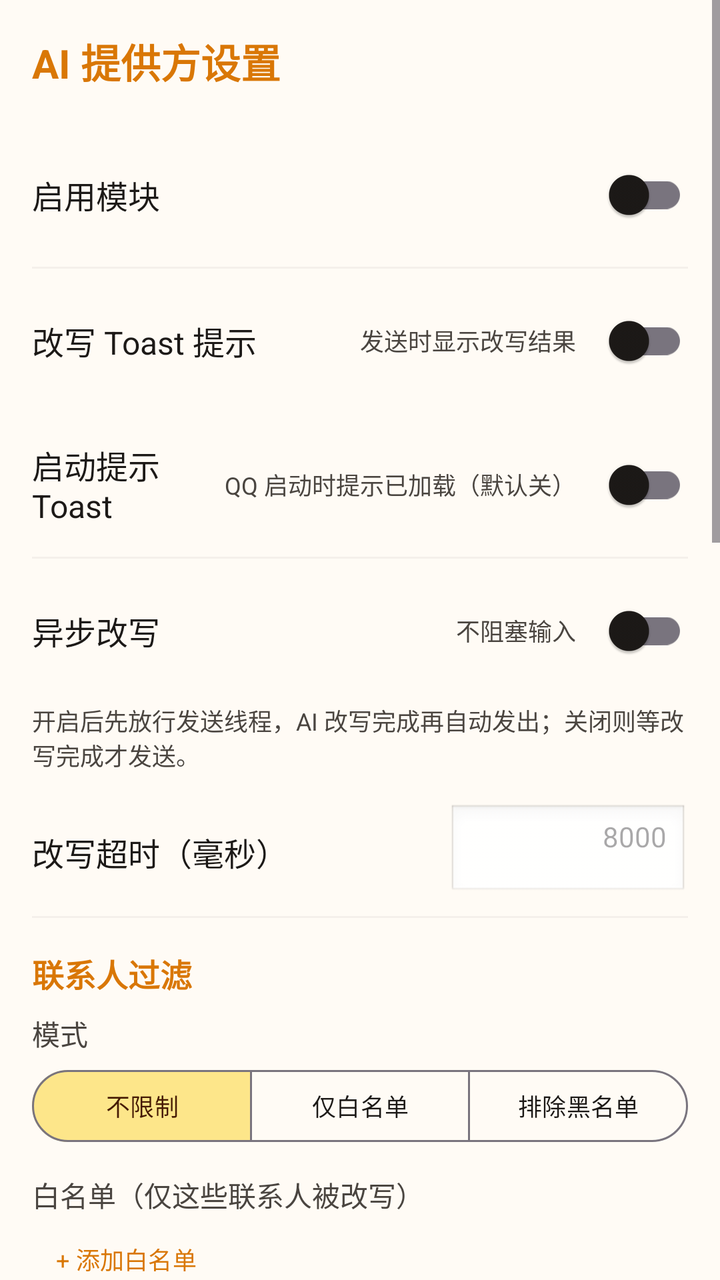
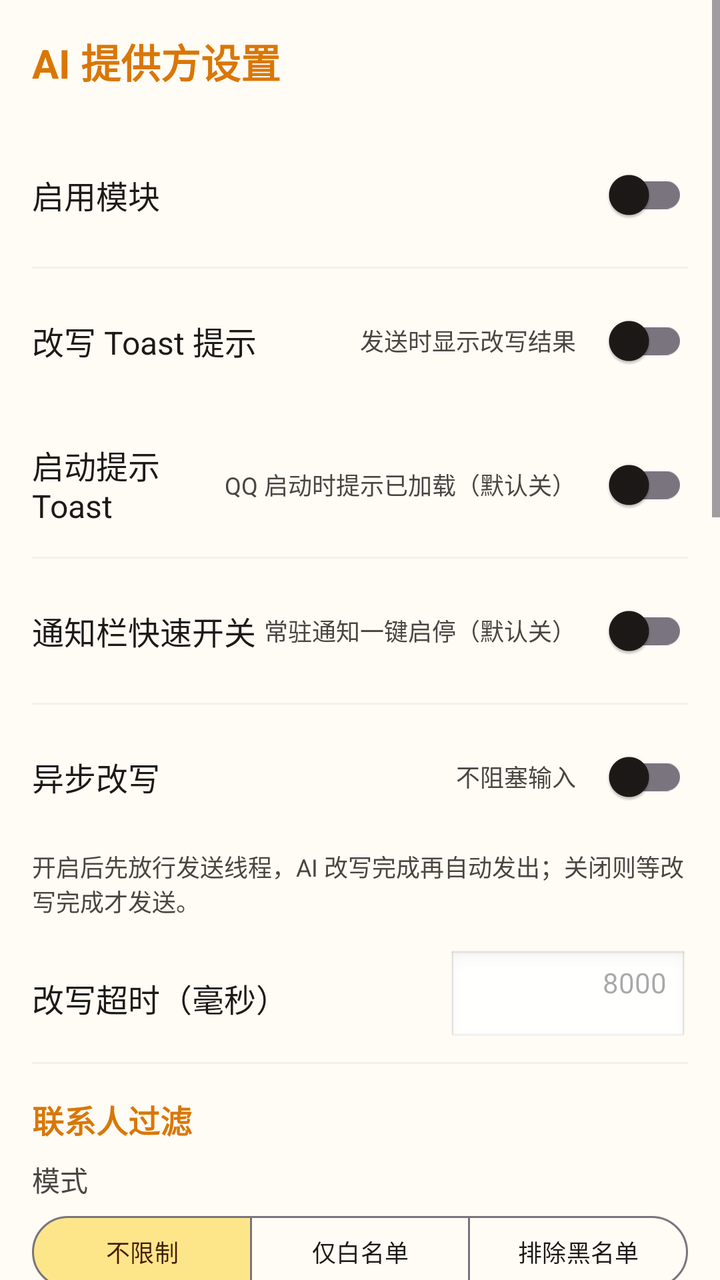

Compare the two renders of this Android layout. The source of the first and the diff that turns it into the second are given below.
<!-- AndroidManifest.xml: application theme Theme.NekoRewrite -->
<!-- res/layout/fragment_settings.xml -->
<?xml version="1.0" encoding="utf-8"?>
<ScrollView xmlns:android="http://schemas.android.com/apk/res/android"
    xmlns:app="http://schemas.android.com/apk/res-auto"
    android:layout_width="match_parent"
    android:layout_height="match_parent"
    android:fillViewport="true"
    android:background="@color/md_theme_background">

    <LinearLayout
        android:layout_width="match_parent"
        android:layout_height="wrap_content"
        android:orientation="vertical"
        android:padding="16dp">

        <TextView
            android:layout_width="match_parent"
            android:layout_height="wrap_content"
            android:text="AI 提供方设置"
            android:textSize="20sp"
            android:textStyle="bold"
            android:textColor="@color/md_theme_primary"
            android:paddingBottom="16dp" />

        
        <LinearLayout
            android:layout_width="match_parent"
            android:layout_height="wrap_content"
            android:orientation="horizontal"
            android:gravity="center_vertical"
            android:paddingVertical="12dp">
            <TextView
                android:layout_width="0dp"
                android:layout_height="wrap_content"
                android:layout_weight="1"
                android:text="启用模块"
                android:textSize="16sp"
                android:textColor="@color/md_theme_on_surface" />
            <com.google.android.material.switchmaterial.SwitchMaterial
                android:id="@+id/switch_enabled"
                android:layout_width="wrap_content"
                android:layout_height="wrap_content" />
        </LinearLayout>

        <View android:layout_width="match_parent" android:layout_height="1dp" android:background="@color/md_theme_surface_variant" />

        
        <LinearLayout
            android:layout_width="match_parent"
            android:layout_height="wrap_content"
            android:orientation="horizontal"
            android:gravity="center_vertical"
            android:paddingVertical="12dp">
            <TextView
                android:layout_width="0dp"
                android:layout_height="wrap_content"
                android:layout_weight="1"
                android:text="改写 Toast 提示"
                android:textSize="16sp"
                android:textColor="@color/md_theme_on_surface" />
            <TextView
                android:layout_width="wrap_content"
                android:layout_height="wrap_content"
                android:text="发送时显示改写结果"
                android:textSize="12sp"
                android:textColor="@color/md_theme_on_surface_variant"
                android:layout_marginEnd="8dp" />
            <com.google.android.material.switchmaterial.SwitchMaterial
                android:id="@+id/switch_show_toast"
                android:layout_width="wrap_content"
                android:layout_height="wrap_content" />
        </LinearLayout>

        
        <LinearLayout
            android:layout_width="match_parent"
            android:layout_height="wrap_content"
            android:orientation="horizontal"
            android:gravity="center_vertical"
            android:paddingVertical="12dp">
            <TextView
                android:layout_width="0dp"
                android:layout_height="wrap_content"
                android:layout_weight="1"
                android:text="启动提示 Toast"
                android:textSize="16sp"
                android:textColor="@color/md_theme_on_surface" />
            <TextView
                android:layout_width="wrap_content"
                android:layout_height="wrap_content"
                android:text="QQ 启动时提示已加载（默认关）"
                android:textSize="12sp"
                android:textColor="@color/md_theme_on_surface_variant"
                android:layout_marginEnd="8dp" />
            <com.google.android.material.switchmaterial.SwitchMaterial
                android:id="@+id/switch_startup_toast"
                android:layout_width="wrap_content"
                android:layout_height="wrap_content" />
        </LinearLayout>

        <View android:layout_width="match_parent" android:layout_height="1dp" android:background="@color/md_theme_surface_variant" />

        
        <LinearLayout
            android:layout_width="match_parent"
            android:layout_height="wrap_content"
            android:orientation="horizontal"
            android:gravity="center_vertical"
            android:paddingVertical="12dp">
            <TextView
                android:layout_width="0dp"
                android:layout_height="wrap_content"
                android:layout_weight="1"
                android:text="异步改写"
                android:textSize="16sp"
                android:textColor="@color/md_theme_on_surface" />
            <TextView
                android:layout_width="wrap_content"
                android:layout_height="wrap_content"
                android:text="不阻塞输入"
                android:textSize="12sp"
                android:textColor="@color/md_theme_on_surface_variant"
                android:layout_marginEnd="8dp" />
            <com.google.android.material.switchmaterial.SwitchMaterial
                android:id="@+id/switch_async_rewrite"
                android:layout_width="wrap_content"
                android:layout_height="wrap_content" />
        </LinearLayout>

        <TextView
            android:layout_width="match_parent"
            android:layout_height="wrap_content"
            android:text="开启后先放行发送线程，AI 改写完成再自动发出；关闭则等改写完成才发送。"
            android:textSize="12sp"
            android:textColor="@color/md_theme_on_surface_variant"
            android:paddingBottom="8dp" />

        
        <LinearLayout
            android:layout_width="match_parent"
            android:layout_height="wrap_content"
            android:orientation="horizontal"
            android:gravity="center_vertical"
            android:paddingVertical="8dp">
            <TextView
                android:layout_width="0dp"
                android:layout_height="wrap_content"
                android:layout_weight="1"
                android:text="改写超时（毫秒）"
                android:textSize="16sp"
                android:textColor="@color/md_theme_on_surface" />
            <EditText
                android:id="@+id/edit_rewrite_timeout"
                android:layout_width="120dp"
                android:layout_height="48dp"
                android:inputType="number"
                android:hint="8000"
                android:textSize="14sp"
                android:singleLine="true"
                android:gravity="end"
                android:background="@android:drawable/edit_text" />
        </LinearLayout>

        <View android:layout_width="match_parent" android:layout_height="1dp" android:background="@color/md_theme_surface_variant" />

        
        <TextView
            android:layout_width="match_parent"
            android:layout_height="wrap_content"
            android:text="联系人过滤"
            android:textSize="16sp"
            android:textStyle="bold"
            android:textColor="@color/md_theme_primary"
            android:paddingTop="16dp"
            android:paddingBottom="8dp" />

        <TextView
            android:layout_width="match_parent"
            android:layout_height="wrap_content"
            android:text="模式"
            android:textSize="14sp"
            android:textColor="@color/md_theme_on_surface_variant"
            android:paddingBottom="4dp" />

        <com.google.android.material.button.MaterialButtonToggleGroup
            android:id="@+id/toggle_filter_mode"
            android:layout_width="match_parent"
            android:layout_height="44dp"
            app:singleSelection="true"
            app:checkedButton="@+id/btn_filter_off">

            <com.google.android.material.button.MaterialButton
                android:id="@+id/btn_filter_off"
                android:layout_width="0dp"
                android:layout_height="match_parent"
                android:layout_weight="1"
                android:text="不限制"
                android:textSize="12sp"
                style="?attr/materialButtonOutlinedStyle" />

            <com.google.android.material.button.MaterialButton
                android:id="@+id/btn_filter_white"
                android:layout_width="0dp"
                android:layout_height="match_parent"
                android:layout_weight="1"
                android:text="仅白名单"
                android:textSize="12sp"
                style="?attr/materialButtonOutlinedStyle" />

            <com.google.android.material.button.MaterialButton
                android:id="@+id/btn_filter_black"
                android:layout_width="0dp"
                android:layout_height="match_parent"
                android:layout_weight="1"
                android:text="排除黑名单"
                android:textSize="12sp"
                style="?attr/materialButtonOutlinedStyle" />
        </com.google.android.material.button.MaterialButtonToggleGroup>

        
        <TextView
            android:layout_width="match_parent"
            android:layout_height="wrap_content"
            android:text="白名单（仅这些联系人被改写）"
            android:textSize="14sp"
            android:textColor="@color/md_theme_on_surface_variant"
            android:paddingTop="12dp"
            android:paddingBottom="4dp" />

        <LinearLayout
            android:id="@+id/container_whitelist"
            android:layout_width="match_parent"
            android:layout_height="wrap_content"
            android:orientation="vertical" />

        <com.google.android.material.button.MaterialButton
            android:id="@+id/btn_add_whitelist"
            android:layout_width="wrap_content"
            android:layout_height="36dp"
            android:text="+ 添加白名单"
            android:textSize="12sp"
            android:insetTop="0dp"
            android:insetBottom="0dp"
            style="@style/Widget.Material3.Button.TextButton" />

        
        <TextView
            android:layout_width="match_parent"
            android:layout_height="wrap_content"
            android:text="黑名单（这些联系人跳过改写）"
            android:textSize="14sp"
            android:textColor="@color/md_theme_on_surface_variant"
            android:paddingTop="12dp"
            android:paddingBottom="4dp" />

        <LinearLayout
            android:id="@+id/container_blacklist"
            android:layout_width="match_parent"
            android:layout_height="wrap_content"
            android:orientation="vertical" />

        <com.google.android.material.button.MaterialButton
            android:id="@+id/btn_add_blacklist"
            android:layout_width="wrap_content"
            android:layout_height="36dp"
            android:text="+ 添加黑名单"
            android:textSize="12sp"
            android:insetTop="0dp"
            android:insetBottom="0dp"
            style="@style/Widget.Material3.Button.TextButton" />

        <View android:layout_width="match_parent" android:layout_height="1dp" android:background="@color/md_theme_surface_variant" />

        
        <TextView
            android:layout_width="match_parent"
            android:layout_height="wrap_content"
            android:text="提供方"
            android:textSize="14sp"
            android:textColor="@color/md_theme_on_surface_variant"
            android:paddingTop="16dp"
            android:paddingBottom="4dp" />
        <Spinner
            android:id="@+id/spinner_provider"
            android:layout_width="match_parent"
            android:layout_height="48dp"
            android:background="@android:drawable/edit_text"
            android:paddingStart="8dp"
            android:paddingEnd="8dp" />

        
        <TextView
            android:layout_width="match_parent"
            android:layout_height="wrap_content"
            android:text="API 端点"
            android:textSize="14sp"
            android:textColor="@color/md_theme_on_surface_variant"
            android:paddingTop="12dp"
            android:paddingBottom="4dp" />
        <EditText
            android:id="@+id/edit_endpoint"
            android:layout_width="match_parent"
            android:layout_height="48dp"
            android:inputType="textUri"
            android:hint="https://..."
            android:textSize="14sp"
            android:singleLine="true"
            android:background="@android:drawable/edit_text" />

        
        <TextView
            android:layout_width="match_parent"
            android:layout_height="wrap_content"
            android:text="模型"
            android:textSize="14sp"
            android:textColor="@color/md_theme_on_surface_variant"
            android:paddingTop="12dp"
            android:paddingBottom="4dp" />
        <Spinner
            android:id="@+id/spinner_model"
            android:layout_width="match_parent"
            android:layout_height="48dp"
            android:background="@android:drawable/edit_text"
            android:paddingStart="8dp"
            android:paddingEnd="8dp" />
        <EditText
            android:id="@+id/edit_custom_model"
            android:layout_width="match_parent"
            android:layout_height="48dp"
            android:inputType="text"
            android:hint="自定义模型名称"
            android:textSize="14sp"
            android:singleLine="true"
            android:visibility="gone"
            android:background="@android:drawable/edit_text" />

        
        <TextView
            android:layout_width="match_parent"
            android:layout_height="wrap_content"
            android:text="API Key"
            android:textSize="14sp"
            android:textColor="@color/md_theme_on_surface_variant"
            android:paddingTop="12dp"
            android:paddingBottom="4dp" />
        <EditText
            android:id="@+id/edit_api_key"
            android:layout_width="match_parent"
            android:layout_height="48dp"
            android:inputType="textPassword"
            android:hint="sk-..."
            android:textSize="14sp"
            android:singleLine="true"
            android:background="@android:drawable/edit_text" />

        
        <TextView
            android:layout_width="match_parent"
            android:layout_height="wrap_content"
            android:text="创造性"
            android:textSize="14sp"
            android:textColor="@color/md_theme_on_surface_variant"
            android:paddingTop="12dp"
            android:paddingBottom="4dp" />
        <LinearLayout
            android:layout_width="match_parent"
            android:layout_height="wrap_content"
            android:orientation="horizontal"
            android:gravity="center_vertical">
            <SeekBar
                android:id="@+id/seekbar_temperature"
                android:layout_width="0dp"
                android:layout_height="wrap_content"
                android:layout_weight="1"
                android:max="100"
                android:progress="80" />
            <TextView
                android:id="@+id/text_temperature"
                android:layout_width="48dp"
                android:layout_height="wrap_content"
                android:text="0.8"
                android:textSize="14sp"
                android:gravity="end" />
        </LinearLayout>

        
        <TextView
            android:layout_width="match_parent"
            android:layout_height="wrap_content"
            android:text="最大 Token 数"
            android:textSize="14sp"
            android:textColor="@color/md_theme_on_surface_variant"
            android:paddingTop="12dp"
            android:paddingBottom="4dp" />
        <EditText
            android:id="@+id/edit_max_tokens"
            android:layout_width="match_parent"
            android:layout_height="48dp"
            android:inputType="number"
            android:hint="500"
            android:textSize="14sp"
            android:singleLine="true"
            android:background="@android:drawable/edit_text" />

        
        <TextView
            android:layout_width="match_parent"
            android:layout_height="wrap_content"
            android:text="猫娘人设提示词"
            android:textSize="14sp"
            android:textColor="@color/md_theme_on_surface_variant"
            android:paddingTop="12dp"
            android:paddingBottom="4dp" />
        <EditText
            android:id="@+id/edit_prompt"
            android:layout_width="match_parent"
            android:layout_height="160dp"
            android:inputType="textMultiLine"
            android:textSize="12sp"
            android:gravity="top|start"
            android:scrollbars="vertical"
            android:background="@android:drawable/edit_text" />

        
        <LinearLayout
            android:layout_width="match_parent"
            android:layout_height="wrap_content"
            android:orientation="horizontal"
            android:paddingTop="16dp">
            <com.google.android.material.button.MaterialButton
                android:id="@+id/btn_reset_prompt"
                android:layout_width="0dp"
                android:layout_height="48dp"
                android:layout_weight="1"
                android:text="重置提示词"
                android:layout_marginEnd="8dp"
                style="@style/Widget.Material3.Button.TonalButton" />
            <com.google.android.material.button.MaterialButton
                android:id="@+id/btn_save"
                android:layout_width="0dp"
                android:layout_height="48dp"
                android:layout_weight="1"
                android:text="保存配置"
                app:cornerRadius="12dp" />
        </LinearLayout>

        <TextView
            android:id="@+id/text_status"
            android:layout_width="match_parent"
            android:layout_height="wrap_content"
            android:text=""
            android:textSize="14sp"
            android:gravity="center"
            android:paddingTop="12dp" />

    </LinearLayout>
</ScrollView>
<!-- resources referenced by this layout -->
<resources>
  <color name="md_theme_background">#FFFBF5</color>
  <color name="md_theme_on_surface">#1C1917</color>
  <color name="md_theme_on_surface_variant">#4A4540</color>
  <color name="md_theme_primary">#D97706</color>
  <color name="md_theme_surface_variant">#F5F0EB</color>
  <style name="Theme.NekoRewrite" parent="Theme.Material3.DayNight.NoActionBar">
          <item name="colorPrimary">@color/md_theme_primary</item>
          <item name="colorOnPrimary">@color/md_theme_on_primary</item>
          <item name="colorPrimaryContainer">@color/md_theme_primary_container</item>
          <item name="colorOnPrimaryContainer">@color/md_theme_on_primary_container</item>
          <item name="colorSecondary">@color/md_theme_secondary</item>
          <item name="colorOnSecondary">@color/md_theme_on_secondary</item>
          <item name="colorSecondaryContainer">@color/md_theme_secondary_container</item>
          <item name="colorOnSecondaryContainer">@color/md_theme_on_secondary_container</item>
          <item name="colorTertiary">@color/md_theme_tertiary</item>
          <item name="colorOnTertiary">@color/md_theme_on_tertiary</item>
          <item name="colorError">@color/md_theme_error</item>
          <item name="colorOnError">@color/md_theme_on_error</item>
          <item name="colorSurface">@color/md_theme_surface</item>
          <item name="colorOnSurface">@color/md_theme_on_surface</item>
          <item name="colorSurfaceVariant">@color/md_theme_surface_variant</item>
          <item name="colorOnSurfaceVariant">@color/md_theme_on_surface_variant</item>
          <item name="android:colorBackground">@color/md_theme_background</item>
          <item name="android:fontFamily">sans-serif</item>
      </style>
  <color name="md_theme_on_primary">#FFFFFF</color>
  <color name="md_theme_primary_container">#FFEDD5</color>
  <color name="md_theme_on_primary_container">#431407</color>
  <color name="md_theme_secondary">#92400E</color>
  <color name="md_theme_on_secondary">#FFFFFF</color>
  <color name="md_theme_secondary_container">#FDE68A</color>
  <color name="md_theme_on_secondary_container">#451A03</color>
  <color name="md_theme_tertiary">#B45309</color>
  <color name="md_theme_on_tertiary">#FFFFFF</color>
  <color name="md_theme_error">#B00020</color>
  <color name="md_theme_on_error">#FFFFFF</color>
  <color name="md_theme_surface">#FFFBF5</color>
</resources>

<!-- the commit's change to res/layout/fragment_settings.xml (unified diff, before → after) -->
@@ -93,6 +93,35 @@
                 android:layout_marginEnd="8dp" />
             <com.google.android.material.switchmaterial.SwitchMaterial
                 android:id="@+id/switch_startup_toast"
+                android:layout_width="wrap_content"
+                android:layout_height="wrap_content" />
+        </LinearLayout>
+
+        <View android:layout_width="match_parent" android:layout_height="1dp" android:background="@color/md_theme_surface_variant" />
+
+        
+        <LinearLayout
+            android:layout_width="match_parent"
+            android:layout_height="wrap_content"
+            android:orientation="horizontal"
+            android:gravity="center_vertical"
+            android:paddingVertical="12dp">
+            <TextView
+                android:layout_width="0dp"
+                android:layout_height="wrap_content"
+                android:layout_weight="1"
+                android:text="通知栏快速开关"
+                android:textSize="16sp"
+                android:textColor="@color/md_theme_on_surface" />
+            <TextView
+                android:layout_width="wrap_content"
+                android:layout_height="wrap_content"
+                android:text="常驻通知一键启停（默认关）"
+                android:textSize="12sp"
+                android:textColor="@color/md_theme_on_surface_variant"
+                android:layout_marginEnd="8dp" />
+            <com.google.android.material.switchmaterial.SwitchMaterial
+                android:id="@+id/switch_quick_toggle"
                 android:layout_width="wrap_content"
                 android:layout_height="wrap_content" />
         </LinearLayout>
